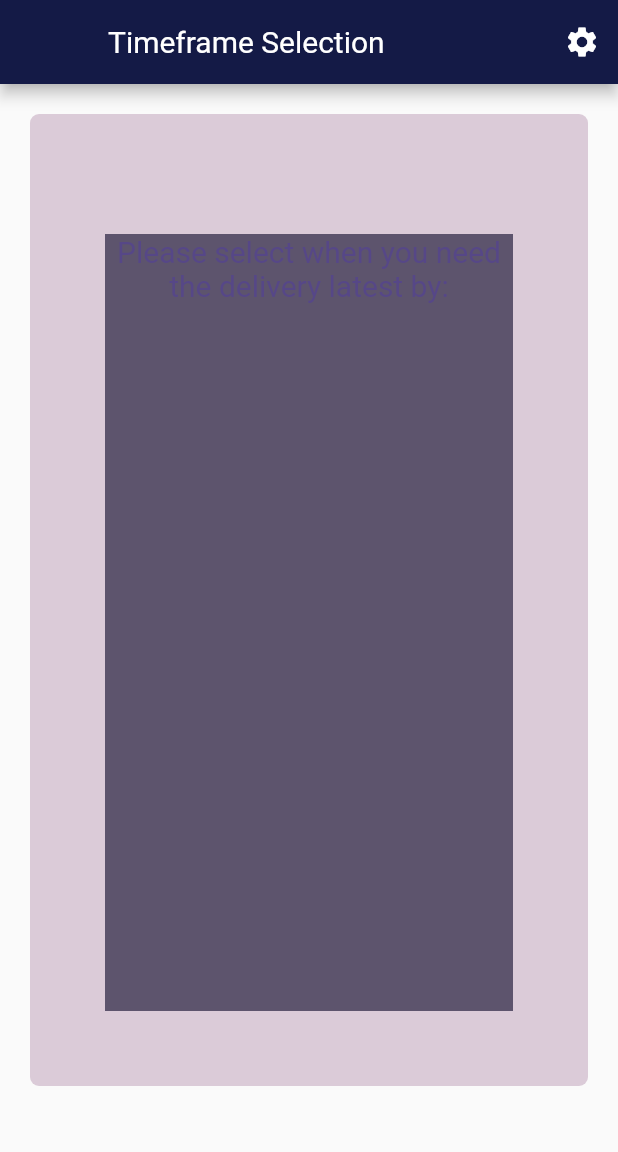
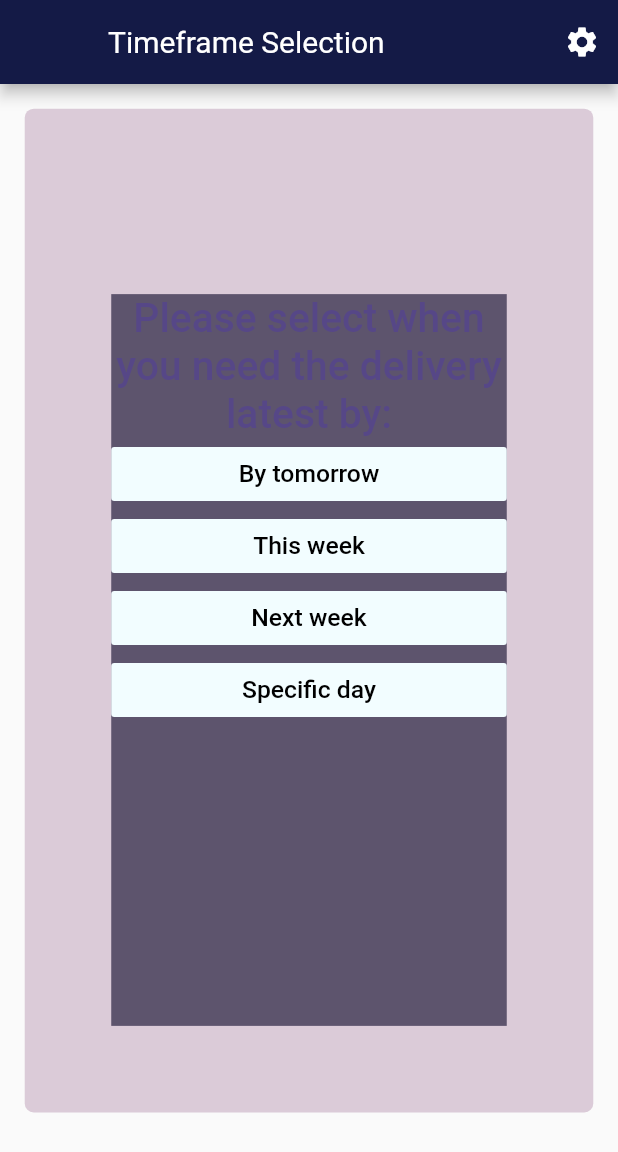
Before and after one commit to javib51/covid-taskforce-2020, a Flutter app: the TimeframeSelectionPage screen opened by its route, on a phone screen of 412 x 824 dp. Shown: the top 1152 px of the screen. Run offline on Flutter 3.47's test engine with Material 2 defaults, Android fonts, the phone set to English and light mode, and no system bars; our stand-ins replace font_awesome_flutter, google_maps_flutter, latlong; Roboto replaces fonts that are missing (Avenir, Core Sans G).

Commit message:
dev timeframe selection

```diff
--- a/app/lib/screens/timeframe_selection.dart
+++ b/app/lib/screens/timeframe_selection.dart
@@ -1,5 +1,6 @@
+import 'package:covid/utils/const_variables.dart';
+import 'package:covid/utils.dart';
 import 'package:flutter/material.dart';
-import 'package:covid/utils/const_variables.dart';
 
 class TimeframeSelectionPage extends StatefulWidget {
   @override
@@ -15,14 +16,22 @@ class _TimeframeSelectionPageState extends State<TimeframeSelectionPage> {
   Widget _buildBody(BuildContext context) {
 
     return Container(
-      margin: const EdgeInsets.only(left: 20.0, right: 20.0, top: 20.0, bottom: 100.0),
+      margin: EdgeInsets.only(
+          left: getSizeHeight(context, 2),
+          right: getSizeHeight(context, 2),
+          top: getSizeHeight(context, 2),
+          bottom: getSizeHeight(context, 10)),
       decoration: new BoxDecoration(
           color: purpleBackground,
           borderRadius: new BorderRadius.all(const Radius.circular(6.0))
       ),
       child: new Container(
         color: purpleButtonNonActive,
-        margin: const EdgeInsets.only(left: 50.0, right: 50.0, top: 80.0, bottom: 50.0),
+        margin: EdgeInsets.only(
+            left: getSizeHeight(context, 7),
+            right: getSizeHeight(context, 7),
+            top: getSizeHeight(context, 15),
+            bottom: getSizeHeight(context, 7)),
         child: Center(
           child: ListView(
             children: <Widget>[
@@ -31,11 +40,77 @@ class _TimeframeSelectionPageState extends State<TimeframeSelectionPage> {
                   "Please select when you need the delivery latest by:",
                   textAlign: TextAlign.center,
                   style: TextStyle(
-                      fontSize: 20.0,
+                      fontWeight: FontWeight.w500,
+                      fontSize: getSizeHeight(context, 3.3),
+                      fontFamily: "Core Sans G",
                       color: purpleButtonActive,
                   )
                 ),
-              )
+              ),
+              FlatButton(
+                color: paleGreenTextBackground,
+                child: Text(
+                    "By tomorrow",
+                    textAlign: TextAlign.left,
+                    style: TextStyle(
+                      fontWeight: FontWeight.w500,
+                      fontSize: getSizeHeight(context, 2),
+                      fontFamily: "Core Sans G",
+                      color: blackText,
+                  )
+                ),
+                onPressed: () {
+//                  Navigator.pushNamed(context, AppRoutes.map);
+                },
+              ),
+              FlatButton(
+                color: paleGreenTextBackground,
+                child: Text(
+                    "This week",
+                    textAlign: TextAlign.left,
+                    style: TextStyle(
+                      fontWeight: FontWeight.w500,
+                      fontSize: getSizeHeight(context, 2),
+                      fontFamily: "Core Sans G",
+                      color: blackText,
+                    )
+                ),
+                onPressed: () {
+//                  Navigator.pushNamed(context, AppRoutes.map);
+                },
+              ),
+              FlatButton(
+                color: paleGreenTextBackground,
+                child: Text(
+                    "Next week",
+                    textAlign: TextAlign.left,
+                    style: TextStyle(
+                      fontWeight: FontWeight.w500,
+                      fontSize: getSizeHeight(context, 2),
+                      fontFamily: "Core Sans G",
+                      color: blackText,
+                    )
+                ),
+                onPressed: () {
+//                  Navigator.pushNamed(context, AppRoutes.map);
+                },
+              ),
+              FlatButton(
+                color: paleGreenTextBackground,
+                child: Text(
+                    "Specific day",
+                    textAlign: TextAlign.left,
+                    style: TextStyle(
+                      fontWeight: FontWeight.w500,
+                      fontSize: getSizeHeight(context, 2),
+                      fontFamily: "Core Sans G",
+                      color: blackText,
+                    )
+                ),
+                onPressed: () {
+//                  Navigator.pushNamed(context, AppRoutes.map);
+                },
+              ),
             ]
           ),
         ),
```
